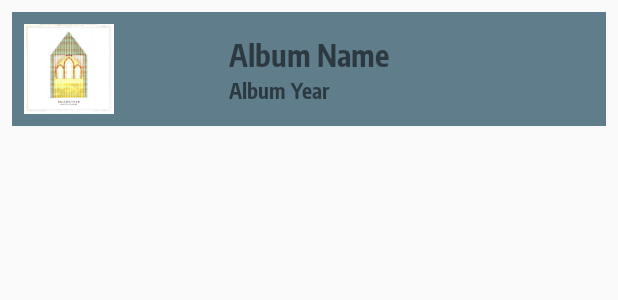
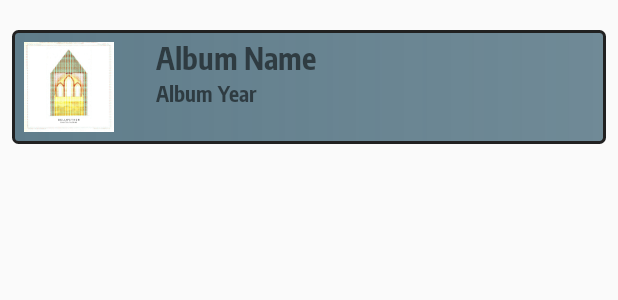
Before and after one commit to Z-Clip/Giants_And_Pilgrims, an Android app: the layout album_info.xml on its own in the app's theme, with its tools: preview values and no code run, on a phone screen of 412 x 824 dp. Shown: the top 300 px of the screen. Run offline under Robolectric (Android 15) with nearby library versions, the phone set to English and light mode, and no system bars.

Commit message:
Create array adapter to display album information

```diff
--- /dev/null
+++ b/app/src/main/res/drawable/album_selection_background.xml
@@ -0,0 +1,22 @@
+<?xml version="1.0" encoding="utf-8"?>
+<shape
+    xmlns:android="http://schemas.android.com/apk/res/android"
+    android:shape="rectangle">
+
+    <gradient
+        android:startColor="@color/colorPrimary"
+        android:endColor="@color/transparentColorPrimary"
+        android:angle="0"
+        android:type="linear"/>
+
+    <stroke
+        android:width="2dp"
+        android:color="@color/primaryText"/>
+
+    <corners
+        android:bottomRightRadius="3dp"
+        android:bottomLeftRadius="3dp"
+        android:topLeftRadius="3dp"
+        android:topRightRadius="3dp"/>
+
+</shape>
--- a/app/src/main/res/layout/album_info.xml
+++ b/app/src/main/res/layout/album_info.xml
@@ -1,11 +1,14 @@
 <?xml version="1.0" encoding="utf-8"?>
 <RelativeLayout
+    android:id="@+id/album_info_view_group"
     xmlns:android="http://schemas.android.com/apk/res/android"
     xmlns:tools="http://schemas.android.com/tools"
     android:layout_width="match_parent"
     android:layout_height="wrap_content"
-    android:layout_margin="8dp"
-    android:background="@color/colorPrimary">
+    android:layout_marginLeft="8dp"
+    android:layout_marginRight="8dp"
+    android:layout_marginTop="20dp"
+    android:background="@drawable/album_selection_background">
 
     <ImageView
         android:id="@+id/album_cover_image"
@@ -18,7 +21,10 @@
         android:layout_width="wrap_content"
         android:layout_height="wrap_content"
         android:orientation="vertical"
-        android:layout_centerInParent="true">
+        android:layout_gravity="center_vertical"
+        android:layout_toEndOf="@id/album_cover_image"
+        android:layout_marginTop="4dp"
+        android:layout_marginLeft="20dp">
 
         <TextView
             android:id="@+id/album_name"
--- a/app/src/main/res/layout/album_layout.xml
+++ b/app/src/main/res/layout/album_layout.xml
@@ -20,6 +20,7 @@
     <!-- Album List -->
     <ListView
         android:id="@+id/album_list"
+        android:layout_centerInParent="true"
         android:layout_width="match_parent"
         android:layout_height="match_parent"
         android:layout_below="@id/header_view"
--- a/app/src/main/res/values/styles.xml
+++ b/app/src/main/res/values/styles.xml
@@ -1,7 +1,7 @@
 <resources>
 
     <!-- Base application theme. -->
-    <style name="AppTheme" parent="Base.Theme.AppCompat.Light.DarkActionBar">
+    <style name="AppTheme" parent="Theme.AppCompat.Light.NoActionBar">
         <item name="colorPrimary">@color/colorPrimary</item>
         <item name="colorPrimaryDark">@color/colorPrimaryDark</item>
         <item name="colorAccent">@color/colorAccent</item>
```
Also changed, not shown: app/src/main/java/com/example/android/giantsandpilgrims/AlbumArrayAdapter.java (added, +47 -0 lines), app/src/main/java/com/example/android/giantsandpilgrims/MainActivity.java (+33 -0 lines), app/src/main/res/values/colors.xml (+11 -0 lines).
